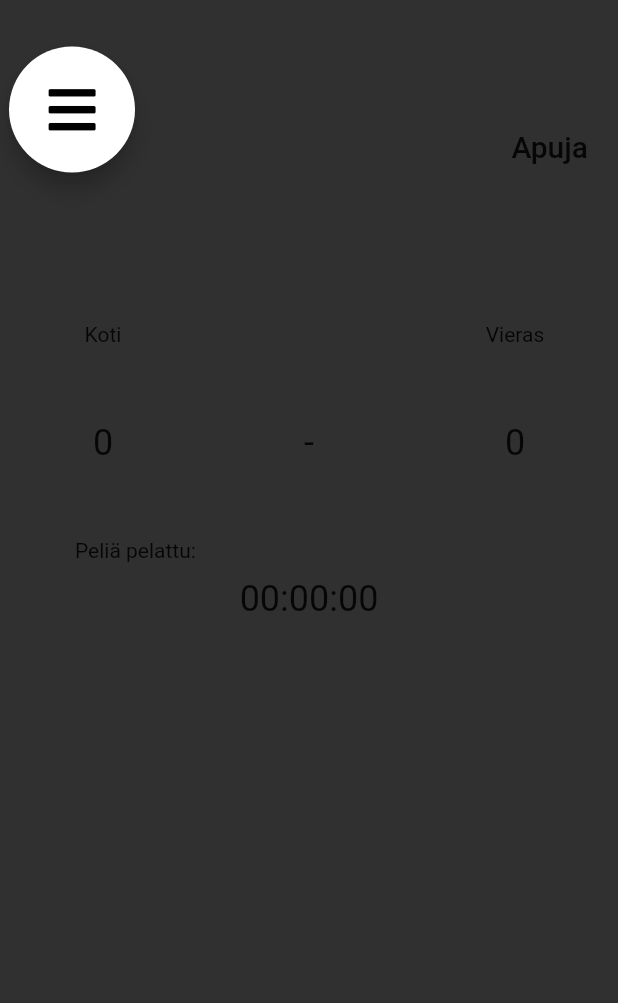
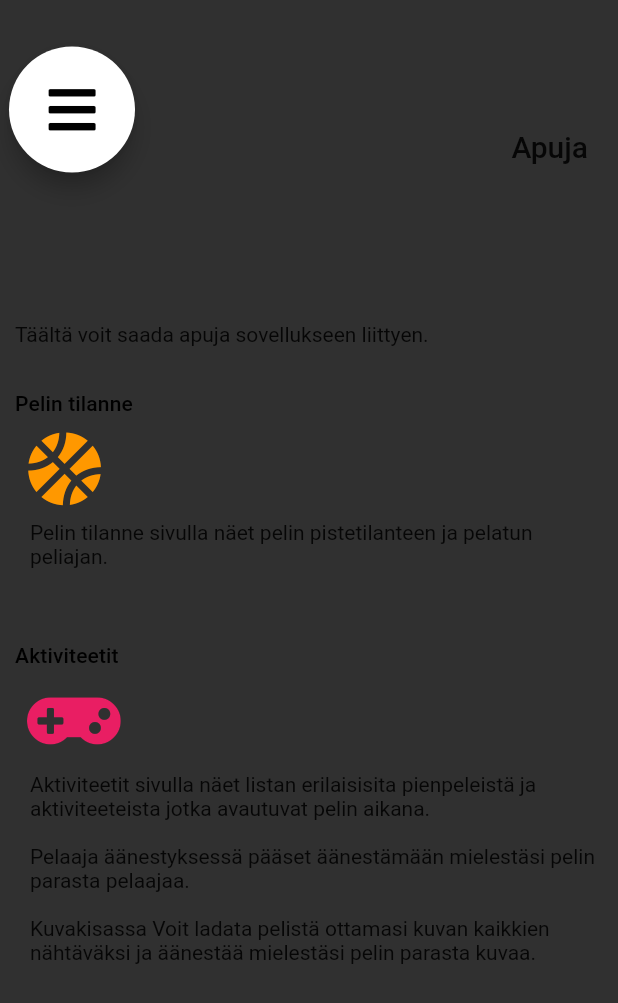
Before and after one commit to king784/GameGame, a Flutter app: the Ohje screen opened directly, on a phone screen of 412 x 824 dp. Shown: the top 1003 px of the screen. Run offline on Flutter 3.47's test engine with Material 2 defaults, Android fonts, the phone set to English and light mode, and no system bars; our stand-ins replace cloud_firestore, firebase_core, firebase_storage, font_awesome_flutter, image_picker; missing offline and left inert: qr_mobile_vision; accounts and stored records are empty; Roboto replaces fonts that are missing (Arial).

Commit message:
simple layout made for help page

```diff
--- a/game_game/lib/Themes/MasterTheme.dart
+++ b/game_game/lib/Themes/MasterTheme.dart
@@ -8,11 +8,12 @@ class MasterTheme {
   static String bestFont = 'Fredericka';
 
   static double headlineSize = 70;
-  static double titleSize = 30;
+  static double titleSize = 35;
+  static double subTitleSize = 22;
   static double body1Size = 15;
   static double body2Size = 15;
 
-  static var btnColours=[Colors.orange, Colors.pink, Colors.blue];
+  static var btnColours = [Colors.orange, Colors.pink, Colors.blue];
 
   static ThemeData mainTheme = new ThemeData(
     brightness: brightness,
@@ -23,6 +24,7 @@ class MasterTheme {
       headline:
           TextStyle(fontSize: headlineSize, fontWeight: FontWeight.normal),
       title: TextStyle(fontSize: titleSize, fontWeight: FontWeight.bold),
+      subtitle: TextStyle(fontSize: subTitleSize, fontWeight: FontWeight.normal),
       body1: TextStyle(fontSize: body1Size, fontWeight: FontWeight.normal),
       body2: TextStyle(fontSize: body2Size, fontWeight: FontWeight.bold),
     ),
--- a/game_game/lib/pages/ohje.dart
+++ b/game_game/lib/pages/ohje.dart
@@ -1,5 +1,6 @@
 import 'package:flutter/material.dart';
 import 'package:flutter_testuu/Themes/MasterTheme.dart';
+import 'package:font_awesome_flutter/font_awesome_flutter.dart';
 
 import '../radialMenu.dart';
 import 'package:flutter_testuu/Globals.dart';
@@ -41,68 +42,12 @@ class _OhjeState extends State<Ohje> {
                 ),
               ),
               Padding(
-                padding: EdgeInsets.fromLTRB(0, 20, 0, 0),
+                padding: EdgeInsets.fromLTRB(10, 20, 10, 0),
                 child: Row(
                   children: <Widget>[
                     Expanded(
                       child: Text(
-                        'Koti',
-                        textAlign: TextAlign.center,
-                        style: Theme.of(context).textTheme.body1,
-                      ),
-                    ),
-                    Expanded(
-                      child: Text(
-                        '',
-                        textAlign: TextAlign.center,
-                        style: Theme.of(context).textTheme.body1,
-                      ),
-                    ),
-                    Expanded(
-                      child: Text(
-                        'Vieras',
-                        textAlign: TextAlign.center,
-                        style: Theme.of(context).textTheme.body1,
-                      ),
-                    ),
-                  ],
-                ),
-              ),
-              Padding(
-                padding: EdgeInsets.fromLTRB(0, 50, 0, 0),
-                child: Row(
-                  children: <Widget>[
-                    Expanded(
-                      child: Text(
-                        '0',
-                        textAlign: TextAlign.center,
-                        style: Theme.of(context).textTheme.headline,
-                      ),
-                    ),
-                    Expanded(
-                      child: Text(
-                        '-',
-                        textAlign: TextAlign.center,
-                        style: Theme.of(context).textTheme.headline,
-                      ),
-                    ),
-                    Expanded(
-                      child: Text(
-                        '0',
-                        textAlign: TextAlign.center,
-                        style: Theme.of(context).textTheme.headline,
-                      ),
-                    ),
-                  ],
-                ),
-              ),
-              Padding(
-                padding: EdgeInsets.fromLTRB(50, 50, 0, 0),
-                child: Row(
-                  children: <Widget>[
-                    Expanded(
-                      child: Text(
-                        'Peliä pelattu:',
+                        'Täältä voit saada apuja sovellukseen liittyen.',
                         textAlign: TextAlign.left,
                         style: Theme.of(context).textTheme.body1,
                       ),
@@ -111,19 +56,72 @@ class _OhjeState extends State<Ohje> {
                 ),
               ),
               Padding(
-                padding: EdgeInsets.fromLTRB(0, 10, 0, 0),
+                padding: EdgeInsets.fromLTRB(10, 30, 10, 0),
+                child: Text(
+                  'Pelin tilanne',
+                  textAlign: TextAlign.left,
+                  style: Theme.of(context).textTheme.subtitle,
+                ),
+              ),
+              Padding(
+                padding: EdgeInsets.fromLTRB(10, 2, 10, 2),
+                child: IconButton(
+                  icon: Icon(FontAwesomeIcons.basketballBall),
+                  onPressed: () {},
+                  color: MasterTheme.btnColours[0],
+                  alignment: Alignment.topLeft,
+                  iconSize: 50,
+                ),
+              ),
+              Padding(
+                padding: EdgeInsets.fromLTRB(20, 0, 10, 20),
                 child: Row(
                   children: <Widget>[
                     Expanded(
                       child: Text(
-                        '00:00:00',
-                        textAlign: TextAlign.center,
-                        style: Theme.of(context).textTheme.headline,
+                        'Pelin tilanne sivulla näet pelin pistetilanteen ja pelatun peliajan.',
+                        textAlign: TextAlign.left,
+                        style: Theme.of(context).textTheme.body1,
                       ),
                     ),
                   ],
                 ),
               ),
+              Padding(
+                padding: EdgeInsets.fromLTRB(10, 30, 10, 0),
+                child: Text(
+                  'Aktiviteetit',
+                  textAlign: TextAlign.left,
+                  style: Theme.of(context).textTheme.subtitle,
+                ),
+              ),
+              Padding(
+                padding: EdgeInsets.fromLTRB(10, 2, 10, 2),
+                child: IconButton(
+                  icon: Icon(FontAwesomeIcons.gamepad),
+                  onPressed: () {},
+                  color: MasterTheme.btnColours[1],
+                  alignment: Alignment.topLeft,
+                  iconSize: 50,
+                ),
+              ),
+              Padding(
+                padding: EdgeInsets.fromLTRB(20, 0, 10, 20),
+                child: Row(
+                  children: <Widget>[
+                    Expanded(
+                      child: Text(
+                        'Aktiviteetit sivulla näet listan erilaisisita pienpeleistä ja aktiviteeteista jotka avautuvat pelin aikana. \n\nPelaaja äänestyksessä pääset äänestämään mielestäsi pelin parasta pelaajaa. \n\nKuvakisassa Voit ladata pelistä ottamasi kuvan kaikkien nähtäväksi ja äänestää mielestäsi pelin parasta kuvaa.',
+                        textAlign: TextAlign.left,
+                        style: Theme.of(context).textTheme.body1,
+                      ),
+                    )
+                  ],
+                ),
+              ),
+              // Padding(
+              //   padding: EdgeInsets.all(10),
+              // ),
             ],
           ),
         ),
--- a/game_game/lib/radialMenu.dart
+++ b/game_game/lib/radialMenu.dart
@@ -77,7 +77,7 @@ class RadialAnimation extends StatelessWidget {
                   function: () => openMainPage(context)),
               _buildButton(45,
                   color: MasterTheme.btnColours[1],
-                  icon: FontAwesomeIcons.dAndD,
+                  icon: FontAwesomeIcons.gamepad,
                   function: () => openGames(context)),
               _buildButton(90,
                   color: MasterTheme.btnColours[2],
```
